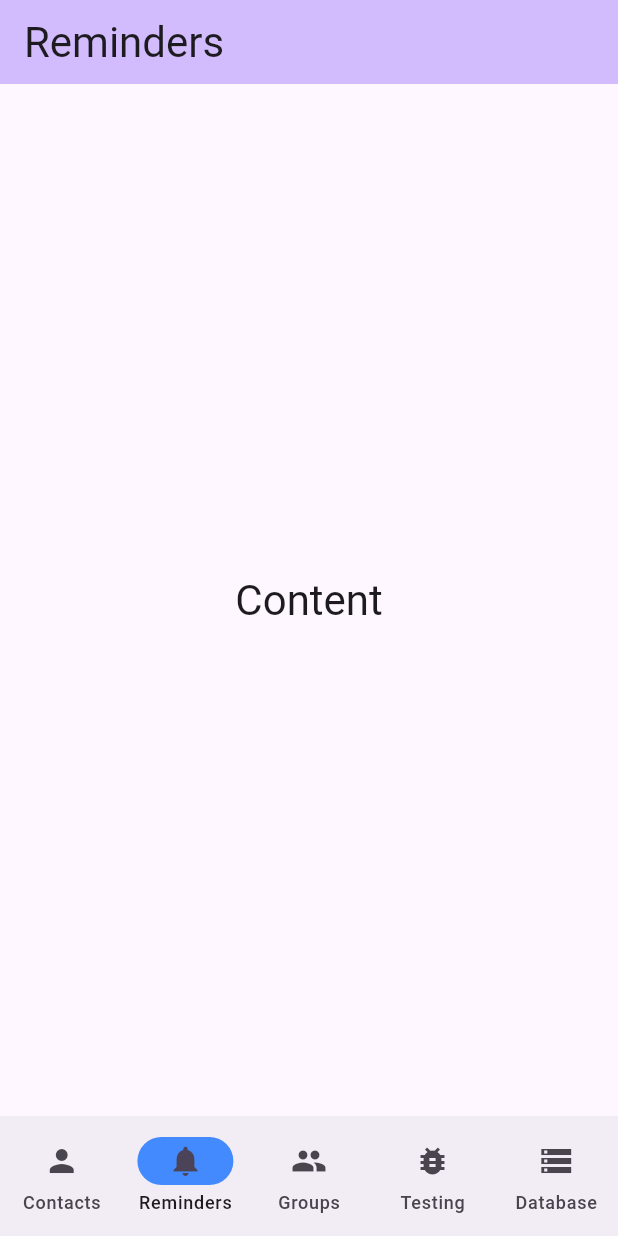
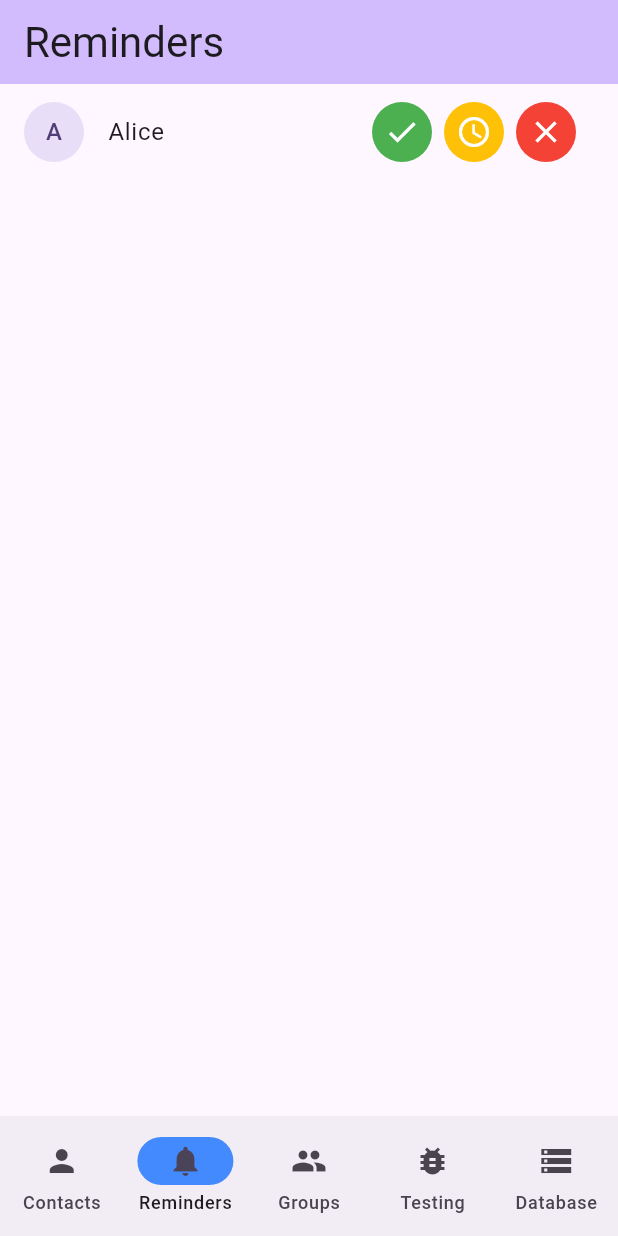
Before and after one commit to RaySandhu/FriendlyReminders, a Flutter app: the screen it shows after launch, item 2 of the bottom bar chosen, on a phone screen of 412 x 824 dp. Run offline on Flutter 3.47's test engine with Material 3 defaults, Android fonts, the phone set to English and light mode, and no system bars.

Commit message:
Finished accept, reject, dismiss cards

```diff
--- a/lib/screens/ReminderScreen.dart
+++ b/lib/screens/ReminderScreen.dart
@@ -1,4 +1,5 @@
 import 'package:flutter/material.dart';
+import 'package:friendlyreminder/widgets/ReminderCard.dart';
 
 class RemindersScreen extends StatefulWidget {
   const RemindersScreen({super.key});
@@ -18,9 +19,16 @@ class _RemindersScreenState extends State<RemindersScreen> {
         ),
         body: SafeArea(
           child: Center(
-            child: Text("Content",
-                style: Theme.of(context).textTheme.headlineMedium)),
-      ),
-    );
+              child: Column(
+            children: [
+              ReminderCard(
+                  name: "Alice",
+                  onTap: () => print("Reminder Card"),
+                  onAccept: () => print("Accept"),
+                  onDismiss: () => print("Dismiss"),
+                  onReject: () => print("Reject"))
+            ],
+          )),
+        ));
   }
 }
--- /dev/null
+++ b/lib/widgets/ReminderCard.dart
@@ -0,0 +1,68 @@
+import 'package:flutter/cupertino.dart';
+import 'package:flutter/material.dart';
+import 'package:flutter/widgets.dart';
+
+class ReminderCard extends StatelessWidget {
+  const ReminderCard(
+      {super.key,
+      required this.name,
+      required this.onTap,
+      required this.onAccept,
+      required this.onDismiss,
+      required this.onReject});
+  final String name;
+  final VoidCallback onTap;
+  final VoidCallback onAccept;
+  final VoidCallback onDismiss;
+  final VoidCallback onReject;
+
+  bool isAlpha(String str) {
+    return RegExp(r'^[a-zA-Z]+$').hasMatch(str);
+  }
+
+  @override
+  Widget build(BuildContext context) {
+    return ListTile(
+      leading: CircleAvatar(
+        backgroundColor: Theme.of(context).colorScheme.secondaryContainer,
+        child: isAlpha(name[0])
+            ? Text('${name[0].toUpperCase()}')
+            : Icon(Icons.person),
+      ),
+      title: Row(
+        children: [
+          Expanded(
+            child: Text(name),
+            flex: 6,
+          ),
+          Spacer(),
+          IconButton(
+              onPressed: onAccept,
+              icon: Icon(Icons.check),
+              color: Colors.white,
+              style: ButtonStyle(
+                backgroundColor:
+                    MaterialStateProperty.all(Colors.green), // Background color
+              )),
+          IconButton(
+              onPressed: onDismiss,
+              icon: Icon(Icons.schedule),
+              color: Colors.white,
+              style: ButtonStyle(
+                backgroundColor:
+                    MaterialStateProperty.all(Colors.amber), // Background color
+              )),
+          IconButton(
+              onPressed: onReject,
+              icon: Icon(Icons.close),
+              color: Colors.white,
+              style: ButtonStyle(
+                backgroundColor:
+                    MaterialStateProperty.all(Colors.red), // Background color
+              )),
+        ],
+      ),
+      onTap: onTap,
+    );
+  }
+}
```
Lines whose indentation alone changed are shown as unchanged.
